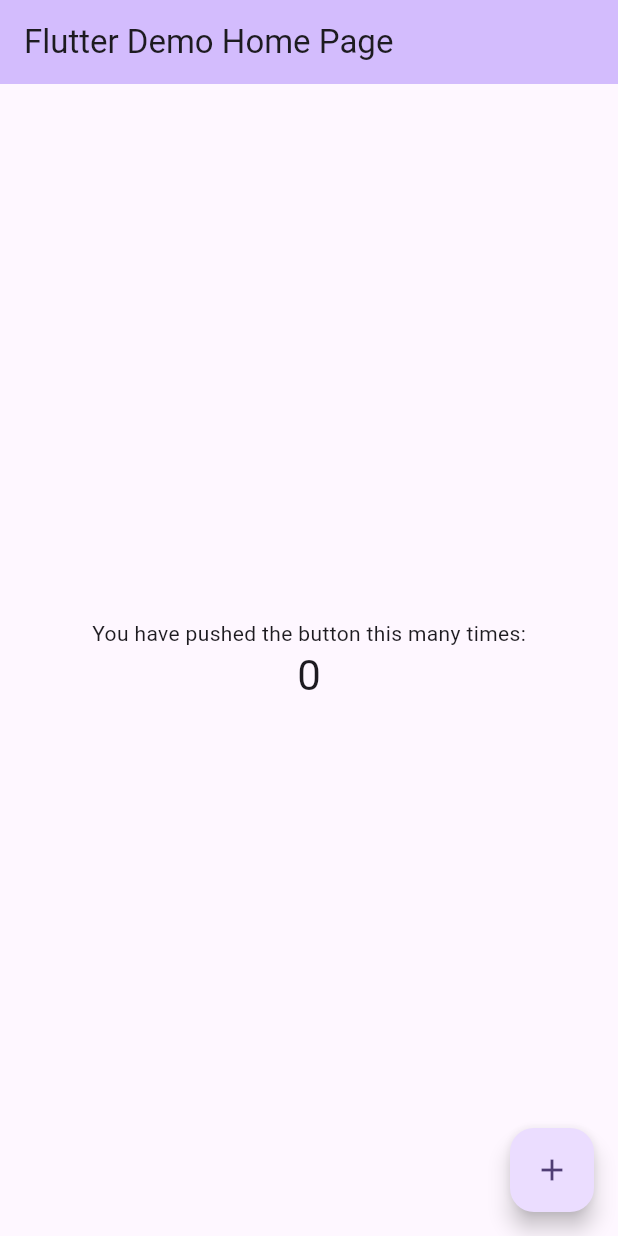
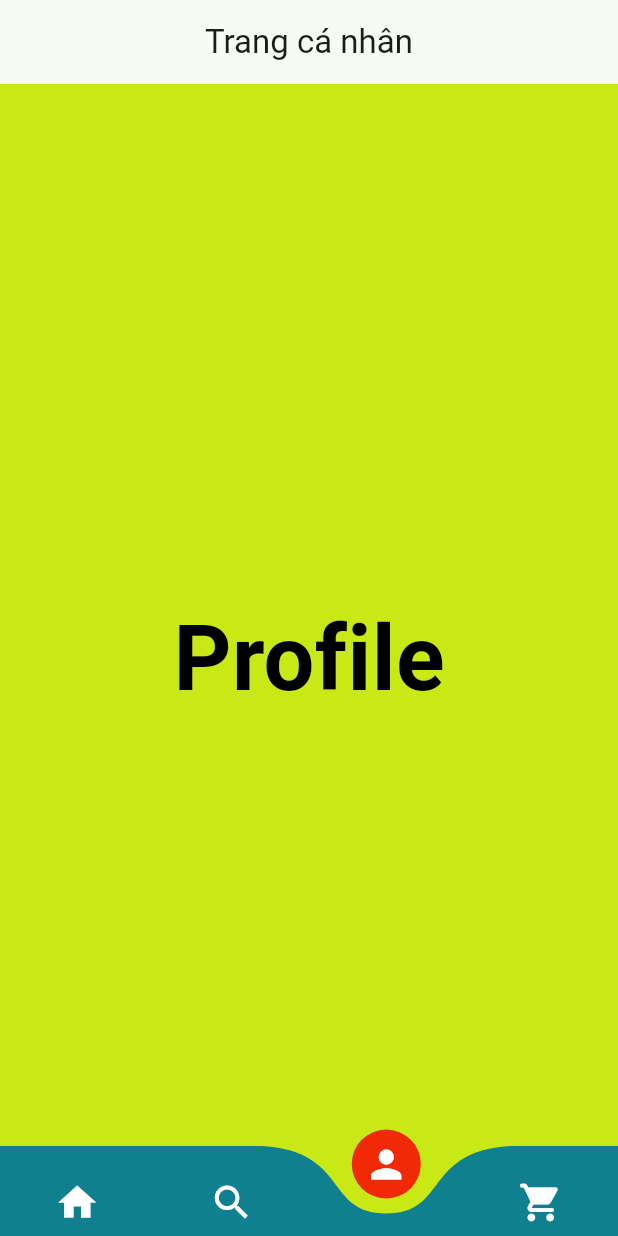
Before and after one commit to Huynhtrungnhat/pizza_store, a Flutter app: the screen it shows after launch, on a phone screen of 412 x 824 dp. Run offline on Flutter 3.47's test engine with Material 3 defaults, Android fonts, the phone set to English and light mode, and no system bars; drawn by our look-alikes of curved_navigation_bar.

Commit message:
cập nhật from của app

```diff
--- a/lib/main.dart
+++ b/lib/main.dart
@@ -1,4 +1,5 @@
 import 'package:flutter/material.dart';
+import 'package:pizza_store/navigationbottom/home_navigationbar.dart';
 
 void main() {
   runApp(const MyApp());
@@ -28,98 +29,10 @@ class MyApp extends StatelessWidget {
         //
         // This works for code too, not just values: Most code changes can be
         // tested with just a hot reload.
-        colorScheme: ColorScheme.fromSeed(seedColor: Colors.deepPurple),
+        colorScheme: ColorScheme.fromSeed(seedColor: Color.fromARGB(77, 38, 167, 79)),
         useMaterial3: true,
       ),
-      home: const MyHomePage(title: 'Flutter Demo Home Page'),
+      home: CurveBar(),
     );
   }
 }
-
-class MyHomePage extends StatefulWidget {
-  const MyHomePage({super.key, required this.title});
-
-  // This widget is the home page of your application. It is stateful, meaning
-  // that it has a State object (defined below) that contains fields that affect
-  // how it looks.
-
-  // This class is the configuration for the state. It holds the values (in this
-  // case the title) provided by the parent (in this case the App widget) and
-  // used by the build method of the State. Fields in a Widget subclass are
-  // always marked "final".
-
-  final String title;
-
-  @override
-  State<MyHomePage> createState() => _MyHomePageState();
-}
-
-class _MyHomePageState extends State<MyHomePage> {
-  int _counter = 0;
-
-  void _incrementCounter() {
-    setState(() {
-      // This call to setState tells the Flutter framework that something has
-      // changed in this State, which causes it to rerun the build method below
-      // so that the display can reflect the updated values. If we changed
-      // _counter without calling setState(), then the build method would not be
-      // called again, and so nothing would appear to happen.
-      _counter++;
-    });
-  }
-
-  @override
-  Widget build(BuildContext context) {
-    // This method is rerun every time setState is called, for instance as done
-    // by the _incrementCounter method above.
-    //
-    // The Flutter framework has been optimized to make rerunning build methods
-    // fast, so that you can just rebuild anything that needs updating rather
-    // than having to individually change instances of widgets.
-    return Scaffold(
-      appBar: AppBar(
-        // TRY THIS: Try changing the color here to a specific color (to
-        // Colors.amber, perhaps?) and trigger a hot reload to see the AppBar
-        // change color while the other colors stay the same.
-        backgroundColor: Theme.of(context).colorScheme.inversePrimary,
-        // Here we take the value from the MyHomePage object that was created by
-        // the App.build method, and use it to set our appbar title.
-        title: Text(widget.title),
-      ),
-      body: Center(
-        // Center is a layout widget. It takes a single child and positions it
-        // in the middle of the parent.
-        child: Column(
-          // Column is also a layout widget. It takes a list of children and
-          // arranges them vertically. By default, it sizes itself to fit its
-          // children horizontally, and tries to be as tall as its parent.
-          //
-          // Column has various properties to control how it sizes itself and
-          // how it positions its children. Here we use mainAxisAlignment to
-          // center the children vertically; the main axis here is the vertical
-          // axis because Columns are vertical (the cross axis would be
-          // horizontal).
-          //
-          // TRY THIS: Invoke "debug painting" (choose the "Toggle Debug Paint"
-          // action in the IDE, or press "p" in the console), to see the
-          // wireframe for each widget.
-          mainAxisAlignment: MainAxisAlignment.center,
-          children: <Widget>[
-            const Text(
-              'You have pushed the button this many times:',
-            ),
-            Text(
-              '$_counter',
-              style: Theme.of(context).textTheme.headlineMedium,
-            ),
-          ],
-        ),
-      ),
-      floatingActionButton: FloatingActionButton(
-        onPressed: _incrementCounter,
-        tooltip: 'Increment',
-        child: const Icon(Icons.add),
-      ), // This trailing comma makes auto-formatting nicer for build methods.
-    );
-  }
-}
--- /dev/null
+++ b/lib/navigationbottom/home_navigationbar.dart
@@ -0,0 +1,66 @@
+import 'package:curved_navigation_bar/curved_navigation_bar.dart';
+import 'package:flutter/material.dart';
+
+import 'package:pizza_store/navigationbottom/donhang_page.dart';
+import 'package:pizza_store/navigationbottom/home_page.dart';
+import 'package:pizza_store/navigationbottom/profile_page.dart';
+import 'package:pizza_store/navigationbottom/shopcash.dart';
+
+class CurveBar extends StatefulWidget {
+  const CurveBar({super.key});
+
+  @override
+  State<CurveBar> createState() => _CurveBarState();
+}
+
+class _CurveBarState extends State<CurveBar> {
+  int index = 2;
+  final screen = const [
+    HomePage(),
+   SearchPage(),
+   ProfilePage(),
+   shophistory(),
+  ];
+
+  @override
+  Widget build(BuildContext context) {
+    final items = [
+      const Icon(Icons.home, size: 30),
+      const Icon(Icons.search, size: 30),
+      const Icon(Icons.person, size: 30),
+      const Icon(Icons.shopping_cart_rounded, size: 30),
+    ];
+    return Scaffold(
+      backgroundColor: Color.fromARGB(255, 200, 233, 239),
+      extendBody: true,
+      body: screen[index],
+      // Center(
+      //   child: Text(
+      //     '$index',
+      //     style: const TextStyle(
+      //         fontSize: 110, fontWeight: FontWeight.bold, color: Colors.white),
+      //   ),
+      // ),
+      bottomNavigationBar: Theme(
+        // this them is for to change icon colors.
+        data: Theme.of(context).copyWith(
+            iconTheme: const IconThemeData(
+          color: Colors.white,
+        )),
+        child: CurvedNavigationBar(
+          // navigationBar colors
+          color: Color.fromARGB(255, 16, 127, 144),
+          //selected times colors
+          buttonBackgroundColor: const Color.fromARGB(255, 241, 41, 6),
+          backgroundColor: Colors.transparent,
+          items: items,
+          height: 60,
+          index: index,
+          onTap: (index) => setState(
+            () => this.index = index,
+          ),
+        ),
+      ),
+    );
+  }
+}
--- /dev/null
+++ b/lib/navigationbottom/profile_page.dart
@@ -0,0 +1,26 @@
+import 'package:flutter/material.dart';
+
+class ProfilePage extends StatelessWidget {
+  const ProfilePage({super.key});
+
+  @override
+  Widget build(BuildContext context) {
+    return  Scaffold(
+      backgroundColor: Color.fromARGB(255, 201, 233, 22),
+      appBar: AppBar(
+        title: const Text("Trang cá nhân"),
+        centerTitle: true,
+      ),
+      body: Center(
+        child: Text(
+          "Profile",
+          style: TextStyle(
+            fontWeight: FontWeight.bold,
+            fontSize: 60,
+            color: Colors.black,
+          ),
+        ),
+      ),
+    );
+  }
+}
--- a/pubspec.yaml
+++ b/pubspec.yaml
@@ -35,6 +35,10 @@ dependencies:
   # The following adds the Cupertino Icons font to your application.
   # Use with the CupertinoIcons class for iOS style icons.
   cupertino_icons: ^1.0.6
+  animated_text_kit: ^4.2.2
+  curved_navigation_bar: ^1.0.3
+  marquee: ^2.2.3
+  flutter_zoom_drawer: ^3.1.1
 
 dev_dependencies:
   flutter_test:
```
Also changed, not shown: lib/navigationbottom/donhang_page.dart (added, +26 -0 lines), lib/navigationbottom/home_page.dart (added, +26 -0 lines), lib/navigationbottom/shopcash.dart (added, +26 -0 lines).
